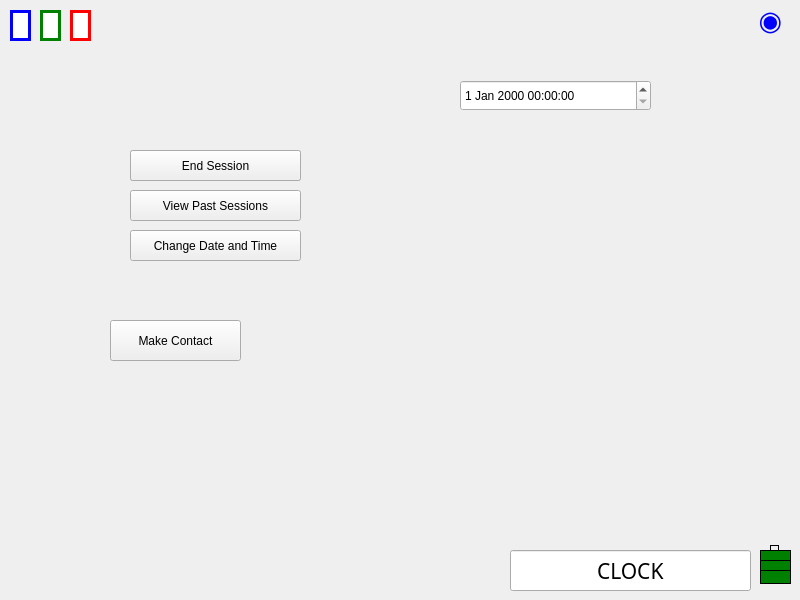
This is mainwindow.ui in voidranjer/comp3004-final as Qt 5 draws it before an edit. The edited form follows.
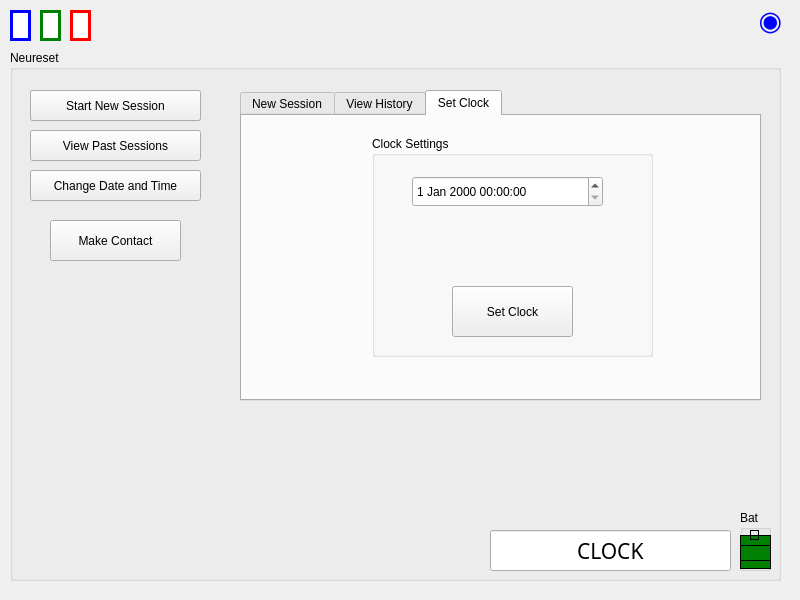
This is the edited form.

Commit message: Added menu tabs

```diff
--- a/mainwindow.ui
+++ b/mainwindow.ui
@@ -102,200 +102,278 @@
      <string>◉</string>
     </property>
    </widget>
-   <widget class="QLabel" name="battery1">
-    <property name="enabled">
-     <bool>true</bool>
-    </property>
+   <widget class="QGroupBox" name="neuresetBox">
     <property name="geometry">
      <rect>
-      <x>760</x>
-      <y>550</y>
-      <width>31</width>
-      <height>16</height>
+      <x>10</x>
+      <y>50</y>
+      <width>771</width>
+      <height>531</height>
      </rect>
     </property>
-    <property name="styleSheet">
-     <string notr="true">background-color : green;
-border: 1px solid black;</string>
+    <property name="title">
+     <string>Neureset</string>
     </property>
-    <property name="text">
-     <string/>
-    </property>
-   </widget>
-   <widget class="QLabel" name="battery2">
-    <property name="enabled">
-     <bool>true</bool>
-    </property>
-    <property name="geometry">
-     <rect>
-      <x>760</x>
-      <y>560</y>
-      <width>31</width>
-      <height>16</height>
-     </rect>
-    </property>
-    <property name="styleSheet">
-     <string notr="true">background-color : green;
+    <widget class="QLineEdit" name="datetimeDisplay">
+     <property name="geometry">
+      <rect>
+       <x>480</x>
+       <y>480</y>
+       <width>241</width>
+       <height>41</height>
+      </rect>
+     </property>
+     <property name="font">
+      <font>
+       <family>Monaco</family>
+       <pointsize>16</pointsize>
+      </font>
+     </property>
+     <property name="text">
+      <string>CLOCK</string>
+     </property>
+     <property name="alignment">
+      <set>Qt::AlignCenter</set>
+     </property>
+     <property name="readOnly">
+      <bool>true</bool>
+     </property>
+    </widget>
+    <widget class="QPushButton" name="end_session">
+     <property name="geometry">
+      <rect>
+       <x>20</x>
+       <y>40</y>
+       <width>171</width>
+       <height>31</height>
+      </rect>
+     </property>
+     <property name="text">
+      <string>End Session</string>
+     </property>
+    </widget>
+    <widget class="QPushButton" name="past_session">
+     <property name="geometry">
+      <rect>
+       <x>20</x>
+       <y>80</y>
+       <width>171</width>
+       <height>31</height>
+      </rect>
+     </property>
+     <property name="text">
+      <string>View Past Sessions</string>
+     </property>
+    </widget>
+    <widget class="QPushButton" name="change_date">
+     <property name="geometry">
+      <rect>
+       <x>20</x>
+       <y>120</y>
+       <width>171</width>
+       <height>31</height>
+      </rect>
+     </property>
+     <property name="text">
+      <string>Change Date and Time</string>
+     </property>
+    </widget>
+    <widget class="QPushButton" name="break_contact">
+     <property name="geometry">
+      <rect>
+       <x>40</x>
+       <y>170</y>
+       <width>131</width>
+       <height>41</height>
+      </rect>
+     </property>
+     <property name="text">
+      <string>Make Contact</string>
+     </property>
+    </widget>
+    <widget class="QPushButton" name="start_session">
+     <property name="geometry">
+      <rect>
+       <x>20</x>
+       <y>40</y>
+       <width>171</width>
+       <height>31</height>
+      </rect>
+     </property>
+     <property name="text">
+      <string>Start New Session</string>
+     </property>
+    </widget>
+    <widget class="QTabWidget" name="tabs">
+     <property name="geometry">
+      <rect>
+       <x>230</x>
+       <y>40</y>
+       <width>521</width>
+       <height>311</height>
+      </rect>
+     </property>
+     <property name="currentIndex">
+      <number>2</number>
+     </property>
+     <widget class="QWidget" name="tab">
+      <attribute name="title">
+       <string>New Session</string>
+      </attribute>
+      <widget class="QLabel" name="label">
+       <property name="geometry">
+        <rect>
+         <x>30</x>
+         <y>70</y>
+         <width>451</width>
+         <height>121</height>
+        </rect>
+       </property>
+       <property name="text">
+        <string>note: make sure to disable changing tabs when a session is in progress</string>
+       </property>
+      </widget>
+     </widget>
+     <widget class="QWidget" name="tab_2">
+      <attribute name="title">
+       <string>View History</string>
+      </attribute>
+     </widget>
+     <widget class="QWidget" name="tab_3">
+      <attribute name="title">
+       <string>Set Clock</string>
+      </attribute>
+      <widget class="QGroupBox" name="clockSettings">
+       <property name="geometry">
+        <rect>
+         <x>130</x>
+         <y>20</y>
+         <width>281</width>
+         <height>221</height>
+        </rect>
+       </property>
+       <property name="title">
+        <string>Clock Settings</string>
+       </property>
+       <widget class="QDateTimeEdit" name="dateTimeEdit">
+        <property name="geometry">
+         <rect>
+          <x>40</x>
+          <y>40</y>
+          <width>191</width>
+          <height>31</height>
+         </rect>
+        </property>
+       </widget>
+       <widget class="QPushButton" name="set_time">
+        <property name="geometry">
+         <rect>
+          <x>80</x>
+          <y>150</y>
+          <width>121</width>
+          <height>51</height>
+         </rect>
+        </property>
+        <property name="text">
+         <string>Set Clock</string>
+        </property>
+       </widget>
+      </widget>
+     </widget>
+    </widget>
+    <widget class="QGroupBox" name="groupBox_2">
+     <property name="geometry">
+      <rect>
+       <x>730</x>
+       <y>460</y>
+       <width>31</width>
+       <height>61</height>
+      </rect>
+     </property>
+     <property name="title">
+      <string>Bat</string>
+     </property>
+     <widget class="QLabel" name="battery3">
+      <property name="enabled">
+       <bool>true</bool>
+      </property>
+      <property name="geometry">
+       <rect>
+        <x>0</x>
+        <y>45</y>
+        <width>31</width>
+        <height>14</height>
+       </rect>
+      </property>
+      <property name="styleSheet">
+       <string notr="true">background-color : green;
 border: 1px solid black;</string>
-    </property>
-    <property name="text">
-     <string/>
-    </property>
-   </widget>
-   <widget class="QLabel" name="battery3">
-    <property name="enabled">
-     <bool>true</bool>
-    </property>
-    <property name="geometry">
-     <rect>
-      <x>760</x>
-      <y>570</y>
-      <width>31</width>
-      <height>14</height>
-     </rect>
-    </property>
-    <property name="styleSheet">
-     <string notr="true">background-color : green;
+      </property>
+      <property name="text">
+       <string/>
+      </property>
+     </widget>
+     <widget class="QLabel" name="battery1">
+      <property name="enabled">
+       <bool>true</bool>
+      </property>
+      <property name="geometry">
+       <rect>
+        <x>0</x>
+        <y>25</y>
+        <width>31</width>
+        <height>16</height>
+       </rect>
+      </property>
+      <property name="styleSheet">
+       <string notr="true">background-color : green;
 border: 1px solid black;</string>
-    </property>
-    <property name="text">
-     <string/>
-    </property>
+      </property>
+      <property name="text">
+       <string/>
+      </property>
+     </widget>
+     <widget class="QLabel" name="battery_top">
+      <property name="enabled">
+       <bool>true</bool>
+      </property>
+      <property name="geometry">
+       <rect>
+        <x>10</x>
+        <y>20</y>
+        <width>9</width>
+        <height>10</height>
+       </rect>
+      </property>
+      <property name="styleSheet">
+       <string notr="true">border: 1px solid black;</string>
+      </property>
+      <property name="text">
+       <string/>
+      </property>
+     </widget>
+     <widget class="QLabel" name="battery2">
+      <property name="enabled">
+       <bool>true</bool>
+      </property>
+      <property name="geometry">
+       <rect>
+        <x>0</x>
+        <y>35</y>
+        <width>31</width>
+        <height>16</height>
+       </rect>
+      </property>
+      <property name="styleSheet">
+       <string notr="true">background-color : green;
+border: 1px solid black;</string>
+      </property>
+      <property name="text">
+       <string/>
+      </property>
+     </widget>
+    </widget>
    </widget>
-   <widget class="QLabel" name="battery_top">
-    <property name="enabled">
-     <bool>true</bool>
-    </property>
-    <property name="geometry">
-     <rect>
-      <x>770</x>
-      <y>545</y>
-      <width>9</width>
-      <height>10</height>
-     </rect>
-    </property>
-    <property name="styleSheet">
-     <string notr="true">border: 1px solid black;</string>
-    </property>
-    <property name="text">
-     <string/>
-    </property>
-   </widget>
-   <widget class="QPushButton" name="break_contact">
-    <property name="geometry">
-     <rect>
-      <x>110</x>
-      <y>320</y>
-      <width>131</width>
-      <height>41</height>
-     </rect>
-    </property>
-    <property name="text">
-     <string>Make Contact</string>
-    </property>
-   </widget>
-   <widget class="QPushButton" name="start_session">
-    <property name="geometry">
-     <rect>
-      <x>130</x>
-      <y>150</y>
-      <width>171</width>
-      <height>31</height>
-     </rect>
-    </property>
-    <property name="text">
-     <string>Start New Session</string>
-    </property>
-   </widget>
-   <widget class="QPushButton" name="past_session">
-    <property name="geometry">
-     <rect>
-      <x>130</x>
-      <y>190</y>
-      <width>171</width>
-      <height>31</height>
-     </rect>
-    </property>
-    <property name="text">
-     <string>View Past Sessions</string>
-    </property>
-   </widget>
-   <widget class="QPushButton" name="change_date">
-    <property name="geometry">
-     <rect>
-      <x>130</x>
-      <y>230</y>
-      <width>171</width>
-      <height>31</height>
-     </rect>
-    </property>
-    <property name="text">
-     <string>Change Date and Time</string>
-    </property>
-   </widget>
-   <widget class="QPushButton" name="end_session">
-    <property name="geometry">
-     <rect>
-      <x>130</x>
-      <y>150</y>
-      <width>171</width>
-      <height>31</height>
-     </rect>
-    </property>
-    <property name="text">
-     <string>End Session</string>
-    </property>
-   </widget>
-   <widget class="QLineEdit" name="datetimeDisplay">
-    <property name="geometry">
-     <rect>
-      <x>510</x>
-      <y>550</y>
-      <width>241</width>
-      <height>41</height>
-     </rect>
-    </property>
-    <property name="font">
-     <font>
-      <family>Monaco</family>
-      <pointsize>16</pointsize>
-     </font>
-    </property>
-    <property name="text">
-     <string>CLOCK</string>
-    </property>
-    <property name="alignment">
-     <set>Qt::AlignCenter</set>
-    </property>
-    <property name="readOnly">
-     <bool>true</bool>
-    </property>
-   </widget>
-   <widget class="QDateTimeEdit" name="dateTimeEdit">
-    <property name="geometry">
-     <rect>
-      <x>460</x>
-      <y>80</y>
-      <width>191</width>
-      <height>31</height>
-     </rect>
-    </property>
-   </widget>
-   <zorder>battery_top</zorder>
-   <zorder>blue_light</zorder>
-   <zorder>green_light</zorder>
-   <zorder>red_light</zorder>
-   <zorder>powerButton</zorder>
-   <zorder>battery1</zorder>
-   <zorder>battery2</zorder>
-   <zorder>battery3</zorder>
-   <zorder>break_contact</zorder>
-   <zorder>start_session</zorder>
-   <zorder>past_session</zorder>
-   <zorder>change_date</zorder>
-   <zorder>end_session</zorder>
-   <zorder>datetimeDisplay</zorder>
-   <zorder>dateTimeEdit</zorder>
   </widget>
  </widget>
  <resources/>
```
The commit also changes 3 other files.
